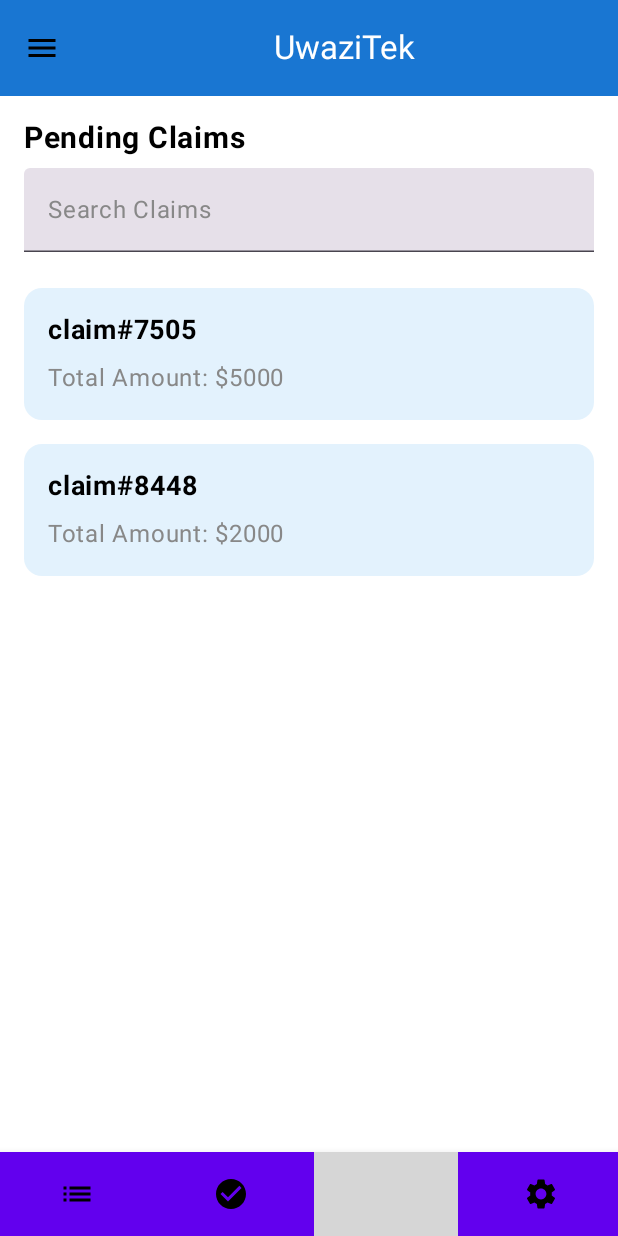
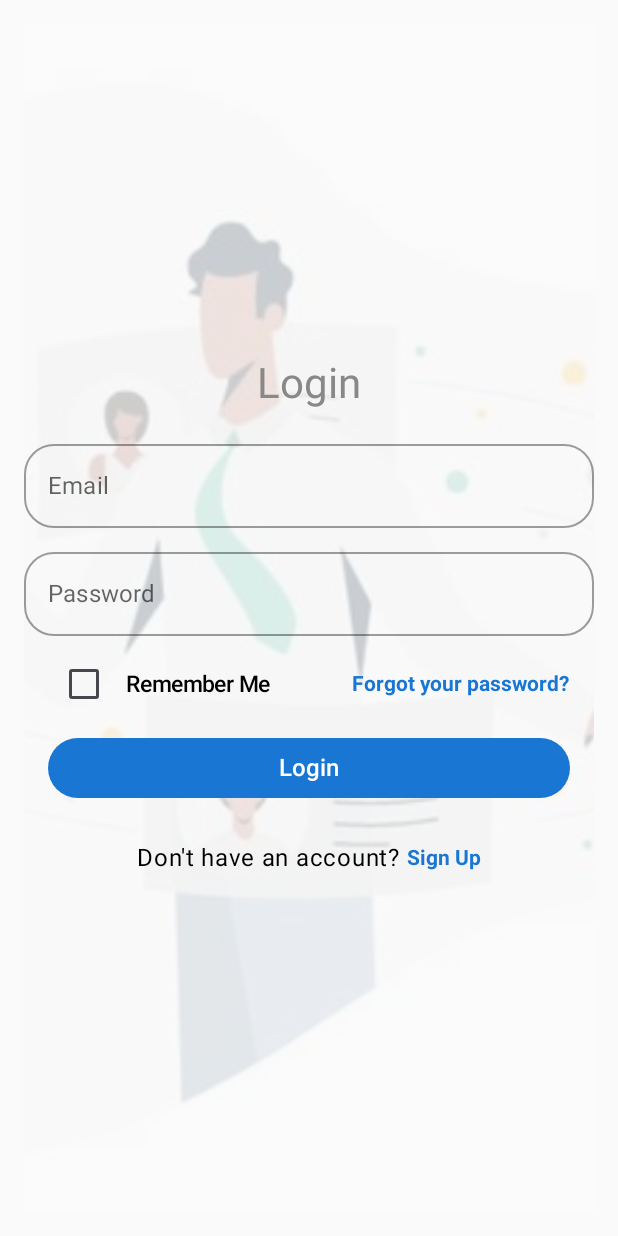
Before and after one commit to njati/UwaziTekV2, an Android app built with Jetpack Compose: the screen it shows after launch (MainActivity), on a phone screen of 412 x 824 dp. Run offline under Robolectric (Android 15) with nearby library versions, the phone set to English and light mode, and no system bars; grey boxes are pictures that could not be loaded.

```diff
--- a/app/src/main/java/com/example/uwazitek/Dashboard.kt
+++ b/app/src/main/java/com/example/uwazitek/Dashboard.kt
@@ -14,7 +14,6 @@ import androidx.compose.foundation.shape.RoundedCornerShape
 import androidx.compose.material.BottomNavigation
 import androidx.compose.material.BottomNavigationItem
 import androidx.compose.material.icons.Icons
-import androidx.compose.material.icons.filled.ArrowForward
 import androidx.compose.material.icons.filled.Chat
 import androidx.compose.material.icons.filled.CheckCircle
 import androidx.compose.material.icons.filled.List
@@ -60,17 +59,18 @@ class DashboardActivity : ComponentActivity() {
     override fun onCreate(savedInstanceState: Bundle?) {
         super.onCreate(savedInstanceState)
         setContent {
-            DashboardScreen()
+            DashboardScreen(globalNav = rememberNavController())
         }
     }
 }
 
 @OptIn(ExperimentalMaterial3Api::class)
 @Composable
-fun DashboardScreen() {
+fun DashboardScreen(globalNav: NavController) {
     val navController = rememberNavController()
     val drawerState = rememberDrawerState(DrawerValue.Closed)
     val scope = rememberCoroutineScope()
+
 
     var currentRoute by remember { mutableStateOf("pending_claims") }
     var searchQuery by remember { mutableStateOf("") }
--- a/app/src/main/java/com/example/uwazitek/MainActivity.kt
+++ b/app/src/main/java/com/example/uwazitek/MainActivity.kt
@@ -8,7 +8,9 @@ import androidx.navigation.NavHostController
 import androidx.navigation.compose.NavHost
 import androidx.navigation.compose.composable
 import androidx.navigation.compose.rememberNavController
-import com.example.healthinsuranceapp.ui.theme.HealthInsuranceAppTheme
+import com.example.uwazitek.ui.theme.HealthInsuranceAppTheme
+import com.example.uwazitek.auth.login.LoginScreen
+import com.example.uwazitek.auth.signup.SignUpScreen
 
 class MainActivity : ComponentActivity() {
     override fun onCreate(savedInstanceState: Bundle?) {
@@ -22,12 +24,12 @@ class MainActivity : ComponentActivity() {
 
     }
 
-@Composable
-fun SetupNavGraph(navController: NavHostController) {
-    NavHost(navController = navController, startDestination = "dashboard") {
-//        composable("intro1") { IntroScreen1(navController) }
-//        composable("intro2") { IntroScreen2(navController) }
-        composable("dashboard") { DashboardScreen( ) }
+    @Composable
+    fun SetupNavGraph(navController: NavHostController) {
+        NavHost(navController = navController, startDestination = "login") {
+            composable("login") { LoginScreen(navController) }
+            composable("signup") { SignUpScreen(navController) }
+            composable("dashboard") { DashboardScreen(navController) }
+        }
     }
 }
-}
--- a/app/src/main/java/com/example/uwazitek/login/LoginScreen.kt
+++ b/app/src/main/java/com/example/uwazitek/auth/login/LoginScreen.kt
@@ -1,12 +1,10 @@
-package com.example.uwazitek.login
+package com.example.uwazitek.auth.login
 
 import androidx.compose.foundation.Image
 import androidx.compose.foundation.layout.*
-import androidx.compose.foundation.text.KeyboardOptions
 import androidx.compose.material3.*
 import androidx.compose.runtime.Composable
 import androidx.compose.runtime.mutableStateOf
-import androidx.compose.runtime.remember
 import androidx.compose.runtime.saveable.rememberSaveable
 import androidx.compose.ui.Alignment
 import androidx.compose.ui.Modifier
@@ -16,21 +14,22 @@ import androidx.compose.ui.layout.ContentScale
 import androidx.compose.ui.res.painterResource
 import androidx.compose.ui.text.TextStyle
 import androidx.compose.ui.text.font.FontWeight
-import androidx.compose.ui.text.input.KeyboardType
 import androidx.compose.ui.text.style.TextAlign
 import androidx.compose.ui.unit.dp
 import androidx.compose.ui.unit.sp
 import androidx.compose.ui.tooling.preview.Preview
 import com.example.uwazitek.components.LoginTextField
-import com.example.healthinsuranceapp.ui.theme.HealthInsuranceAppTheme
+import com.example.uwazitek.ui.theme.HealthInsuranceAppTheme
 import androidx.compose.foundation.clickable
+import androidx.navigation.NavController
+import androidx.navigation.compose.rememberNavController
 import com.example.uwazitek.R
 
 val defaultPadding = 16.dp
 val itemSpacing = 8.dp
 
 @Composable
-fun LoginScreen(modifier: Modifier = Modifier) {
+fun LoginScreen(navController: NavController, modifier: Modifier = Modifier) {
     // State for user input fields
     val (email, setEmail) = rememberSaveable { mutableStateOf("") }
     val (password, setPassword) = rememberSaveable { mutableStateOf("") }
@@ -116,7 +115,13 @@ fun LoginScreen(modifier: Modifier = Modifier) {
 
             // Login Button
             Button(
-                onClick = { /* login logic */ },
+                onClick  = {
+
+
+                    navController.navigate("dashboard")
+
+
+                           },
                 modifier = Modifier
                     .fillMaxWidth()
                     .padding(horizontal = defaultPadding),
@@ -141,7 +146,7 @@ fun LoginScreen(modifier: Modifier = Modifier) {
                     text = "Sign Up",
                     color = MaterialTheme.colorScheme.primary,
                     style = TextStyle(fontWeight = FontWeight.Bold),
-                    modifier = Modifier.clickable { /* Sign Up action */ }
+                    modifier = Modifier.clickable { navController.navigate("signup") }
                 )
             }
 
@@ -154,6 +159,6 @@ fun LoginScreen(modifier: Modifier = Modifier) {
 @Composable
 fun PrevLoginScreen() {
     HealthInsuranceAppTheme {
-        LoginScreen()
+        LoginScreen(navController = rememberNavController())
     }
 }
--- a/app/src/main/java/com/example/uwazitek/ui/theme/Theme.kt
+++ b/app/src/main/java/com/example/uwazitek/ui/theme/Theme.kt
@@ -1,4 +1,4 @@
-package com.example.healthinsuranceapp.ui.theme
+package com.example.uwazitek.ui.theme
 
 import androidx.compose.foundation.isSystemInDarkTheme
 import androidx.compose.material3.*
@@ -8,29 +8,24 @@ import androidx.compose.ui.graphics.Color
 // Define custom color schemes for light and dark themes
 private val DarkColorScheme = darkColorScheme(
     primary = Color(0xFF0D47A1),     // Dark Blue
-    onPrimary = Color.Black,          // Black for text/icons on primary
+    onPrimary = Color(0xFF82CAFF),   // Light Blue for text/icons on primary
     secondary = Color(0xFF1976D2),    // Medium Blue
     tertiary = Color(0xFFBBDEFB),     // Light Blue
     background = Color(0xFF1565C0),   // Another shade of Blue for background
     surface = Color(0xFF0D47A1),      // Dark Blue as a surface color
-    onBackground = Color.Black,       // Black on background
-    onSurface = Color.Black           // Black on surface
+    onBackground = Color(0xFF82CAFF) ,       // Black on background
+    onSurface = Color(0xFF82CAFF)           // Black on surface
 )
 
 private val LightColorScheme = lightColorScheme(
     primary = Color(0xFF1976D2),      // Medium Blue
-    onPrimary = Color.Black,          // Black for text/icons on primary
+    onPrimary = Color(0xFF82CAFF) ,          // Black for text/icons on primary
     secondary = Color(0xFF2196F3),    // Lighter Blue
     tertiary = Color(0xFFBBDEFB),     // Very Light Blue
     background = Color(0xFFE3F2FD),   // Light Blue Background
     surface = Color(0xFF1976D2),      // Medium Blue for surfaces
-    onBackground = Color.Black,       // Black on background
-    onSurface = Color.Black           // Black on surface
-)
-
-// Typography settings, customize as needed
-val Typography = Typography(
-    // Define your typography styles here
+    onBackground = Color(0xFF82CAFF) ,       // Black on background
+    onSurface = Color(0xFF82CAFF)            // Black on surface
 )
 
 // Shape settings, customize as needed
@@ -52,3 +47,7 @@ fun HealthInsuranceAppTheme(
         content = content
     )
 }
+
+
+//
+//Color(0xFF1976D2)
--- /dev/null
+++ b/app/src/main/res/drawable/baseline_cancel_24.xml
@@ -0,0 +1,5 @@
+<vector xmlns:android="http://schemas.android.com/apk/res/android" android:height="24dp" android:tint="#000000" android:viewportHeight="24" android:viewportWidth="24" android:width="24dp">
+
+    <path android:fillColor="@android:color/white" android:pathData="M19,6.41L17.59,5 12,10.59 6.41,5 5,6.41 10.59,12 5,17.59 6.41,19 12,13.41 17.59,19 19,17.59 13.41,12z"/>
+
+</vector>
--- a/gradle/libs.versions.toml
+++ b/gradle/libs.versions.toml
@@ -5,6 +5,7 @@ androidxMaterial = "1.5.0"
 androidxMaterial3Version = "1.0.0"
 androidxMaterialVersion = "1.4.0"
 coilComposeVersion = "2.2.2"
+converterGson = "2.9.0"
 kotlin = "2.0.0"
 coreKtx = "1.10.1"
 junit = "4.13.2"
@@ -20,6 +21,8 @@ materialIconsExtended = "<compose_version>"
 materialVersion = "1.0.0"
 navigationCompose = "2.8.3"
 navigationComposeVersion = "2.6.0"
+okhttp = "4.11.0"
+retrofit = "2.9.0"
 ui = "1.7.5"
 uiToolingPreview = "1.7.5"
 navigationRuntimeKtx = "2.8.3"
@@ -41,6 +44,7 @@ androidx-navigation-compose-v260 = { module = "androidx.navigation:navigation-co
 androidx-ui-tooling-preview-v140 = { module = "androidx.compose.ui:ui-tooling-preview", version.ref = "uiToolingPreviewVersion" }
 androidx-ui-v140 = { module = "androidx.compose.ui:ui", version.ref = "uiVersion" }
 coil-kt-coil-compose = { module = "io.coil-kt:coil-compose", version.ref = "coilComposeVersion" }
+converter-gson = { module = "com.squareup.retrofit2:converter-gson", version.ref = "converterGson" }
 junit = { group = "junit", name = "junit", version.ref = "junit" }
 androidx-junit = { group = "androidx.test.ext", name = "junit", version.ref = "junitVersion" }
 androidx-espresso-core = { group = "androidx.test.espresso", name = "espresso-core", version.ref = "espressoCore" }
@@ -56,6 +60,8 @@ androidx-ui-test-junit4 = { group = "androidx.compose.ui", name = "ui-test-junit
 androidx-material3 = { group = "androidx.compose.material3", name = "material3" }
 material3 = { module = "androidx.compose.material3:material3", version.ref = "material3" }
 material3-v100 = { module = "androidx.compose.material3:material3", version.ref = "androidxMaterial3Version" }
+okhttp = { module = "com.squareup.okhttp3:okhttp", version.ref = "okhttp" }
+retrofit = { module = "com.squareup.retrofit2:retrofit", version.ref = "retrofit" }
 ui = { module = "androidx.compose.ui:ui", version.ref = "ui" }
 ui-tooling-preview = { module = "androidx.compose.ui:ui-tooling-preview", version.ref = "uiToolingPreview" }
 androidx-navigation-runtime-ktx = { group = "androidx.navigation", name = "navigation-runtime-ktx", version.ref = "navigationRuntimeKtx" }
```
Also changed, not shown: app/build.gradle.kts (+5 -2 lines), app/src/main/java/com/example/uwazitek/IntroScreen1.kt (deleted, +0 -102 lines), app/src/main/java/com/example/uwazitek/auth/api/AuthService.kt (added, +10 -0 lines), app/src/main/java/com/example/uwazitek/auth/api/RetrofitInstance.kt (added, +17 -0 lines), app/src/main/java/com/example/uwazitek/auth/signup/SignUpScreen.kt (renamed from app/src/main/java/com/example/uwazitek/signup/SignUpScreen.kt, +10 -9 lines), app/src/main/java/com/example/uwazitek/introscreen2.kt (deleted, +0 -88 lines), app/src/main/java/com/example/uwazitek/ui/theme/Color.kt (+0 -10 lines).
